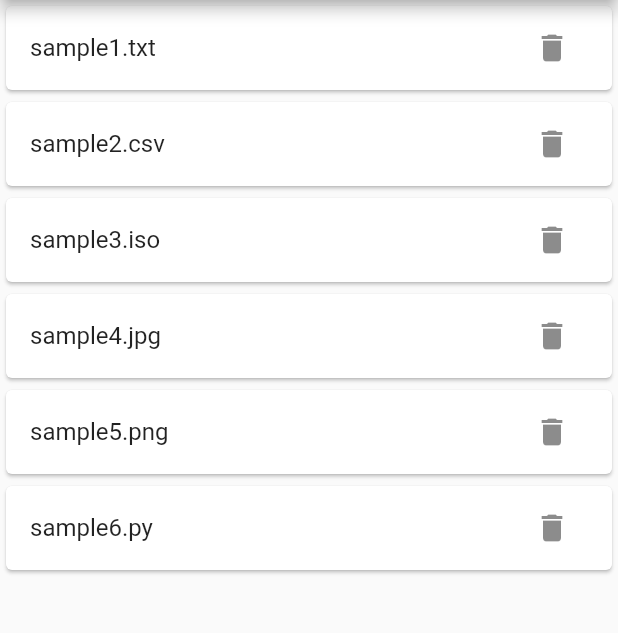
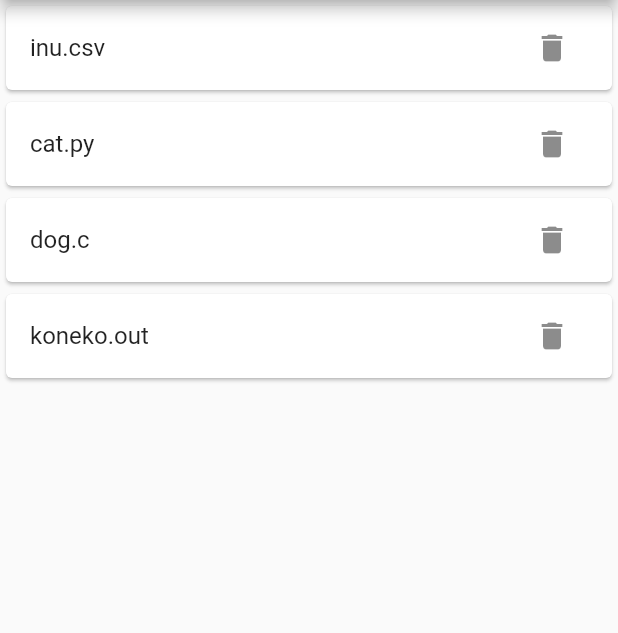
Before and after one commit to sogawa-yk/openstack-swift-tools, a Flutter app: the FileView screen opened directly, after a tap on the "delete" icon, on a phone screen of 412 x 824 dp, the part 84-717 px from its top. Run offline on Flutter 3.47's test engine with Material 2 defaults, Android fonts, the phone set to English and light mode, and no system bars; missing offline and left inert: dart:html.

Commit message:
一覧の削除機能追加

```diff
--- a/lib/fileview.dart
+++ b/lib/fileview.dart
@@ -1,10 +1,14 @@
+import 'dart:html';
+
 import 'package:flutter/material.dart';
 import 'package:openstack_swift_gui/login.dart';
-
+import 'dart:math';
 
 // ダミー表示用のファイルリスト
 // SwiftのAPIによって取得する予定
-var file_list = [
+
+List _make_file_list() {
+  const sample1 = [
     'sample1.txt',
     'sample2.csv',
     'sample3.iso',
@@ -12,10 +16,28 @@ var file_list = [
     'sample5.png',
     'sample6.py'
   ];
+  const sample2 = ['neko.txt', 'inu.csv', 'cat.py', 'dog.c', 'koneko.out'];
+  const sample3 = [
+    'chibisuke.txt',
+    'sasupenda-kun.py',
+    'sibainu.c',
+    'kosokososan.out'
+  ];
 
+  const samples = [sample1, sample2, sample3];
+  final int index = Random().nextInt(3);
+  return samples[index];
+}
 
-class FileView extends StatelessWidget {
+class FileView extends StatefulWidget {
   const FileView({Key? key}) : super(key: key);
+
+  @override
+  _FileViewState createState() => _FileViewState();
+}
+
+class _FileViewState extends State<FileView> {
+  var file_list = List.from(_make_file_list()); // toList() or List.from()しないと破壊的変更（削除）ができない
 
   @override
   Widget build(BuildContext context) {
@@ -30,9 +52,19 @@ class FileView extends StatelessWidget {
                 return Card(
                     child: ListTile(
                         title: Text(file_list[index]),
+                        onTap: () {
+                          Navigator.push(
+                              context,
+                              MaterialPageRoute(
+                                  builder: (context) => FileView()));
+                        },
                         trailing: IconButton(
                           icon: const Icon(Icons.delete),
-                          onPressed: () {},
+                          onPressed: () {
+                            setState(() {
+                              file_list.removeAt(index);
+                            });
+                          },
                         )));
               })),
     );
```
Also changed, not shown: 1 other file. Lines whose indentation alone changed are shown as unchanged.
